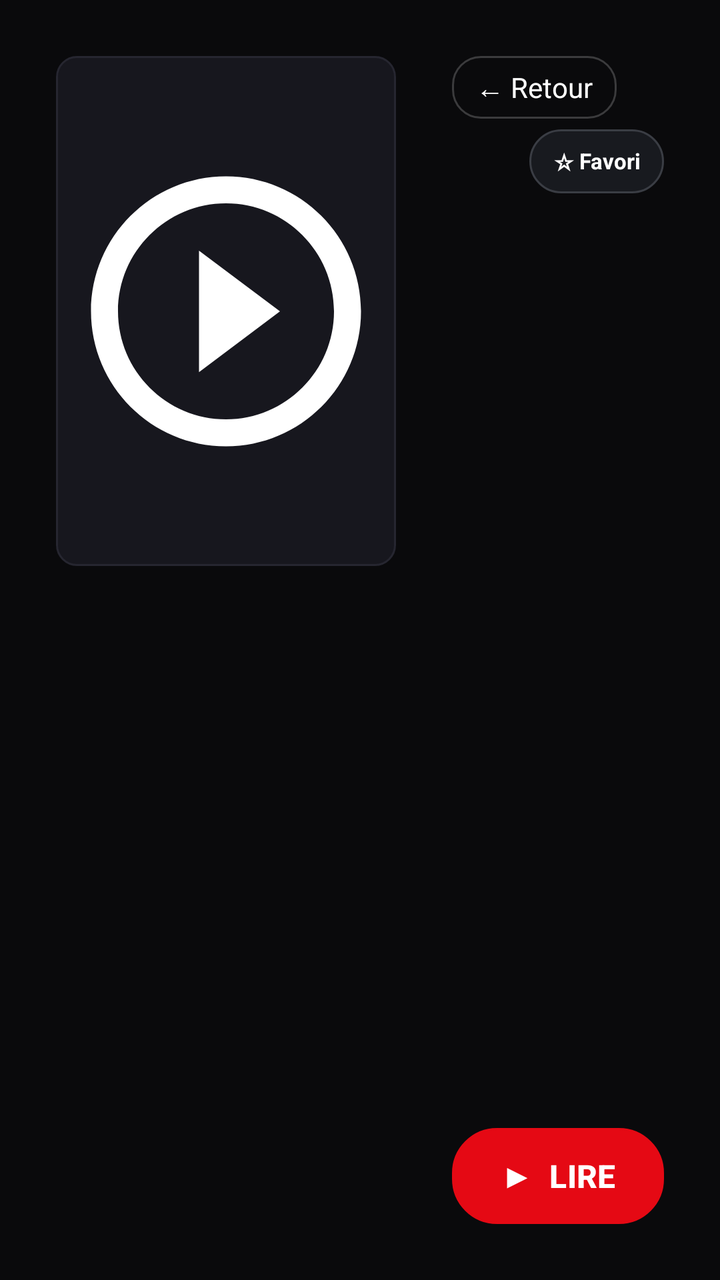
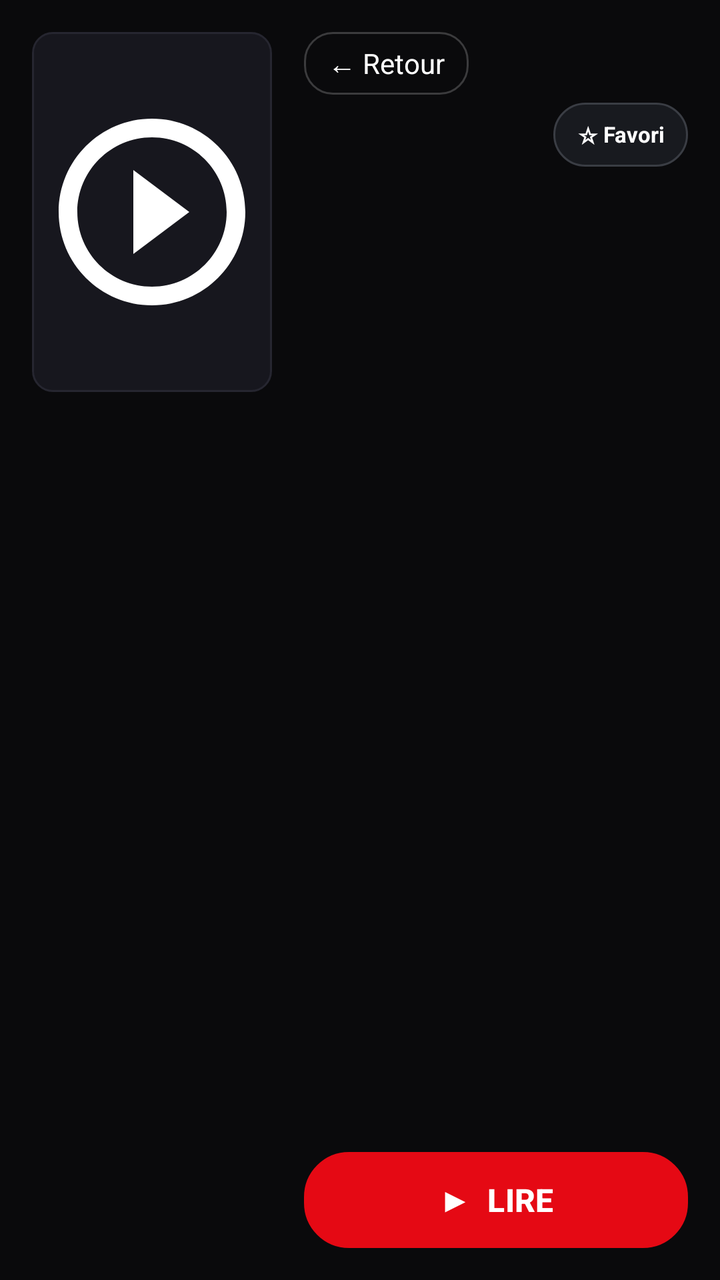

Two renders of the same Android screen: before a commit and after it. Below are the layout's source before the change and the commit's diff.
<!-- AndroidManifest.xml: application theme Theme.KZ -->
<!-- res/layout/activity_detail.xml -->
<?xml version="1.0" encoding="utf-8"?>
<LinearLayout xmlns:android="http://schemas.android.com/apk/res/android"
    android:layout_width="match_parent"
    android:layout_height="match_parent"
    android:orientation="horizontal"
    android:background="@color/bg"
    android:padding="28dp">

    
    <ImageView
        android:id="@+id/posterIv"
        android:layout_width="170dp"
        android:layout_height="255dp"
        android:scaleType="fitCenter"
        android:adjustViewBounds="true"
        android:background="@drawable/bg_tile"
        android:padding="4dp"
        android:src="@drawable/ic_movie" />

    
    <LinearLayout
        android:layout_width="0dp"
        android:layout_height="match_parent"
        android:layout_weight="1"
        android:orientation="vertical"
        android:layout_marginStart="28dp">

        <TextView
            android:id="@+id/backBtn"
            android:layout_width="wrap_content"
            android:layout_height="wrap_content"
            android:text="← Retour"
            android:textColor="@color/text"
            android:textSize="14sp"
            android:background="@drawable/bg_focus_chip"
            android:paddingStart="12dp"
            android:paddingEnd="12dp"
            android:paddingTop="6dp"
            android:paddingBottom="6dp"
            android:clickable="true"
            android:focusable="true" />

        <LinearLayout
            android:layout_width="match_parent"
            android:layout_height="wrap_content"
            android:orientation="horizontal"
            android:gravity="center_vertical"
            android:layout_marginTop="4dp">

            <TextView
                android:id="@+id/detailTitle"
                android:layout_width="0dp"
                android:layout_height="wrap_content"
                android:layout_weight="1"
                android:textColor="@color/text"
                android:textSize="26sp"
                android:textStyle="bold"
                android:maxLines="2"
                android:ellipsize="end" />

            <TextView
                android:id="@+id/favBtn"
                android:layout_width="wrap_content"
                android:layout_height="32dp"
                android:gravity="center"
                android:text="☆ Favori"
                android:textColor="@color/text"
                android:textStyle="bold"
                android:textSize="11sp"
                android:includeFontPadding="false"
                android:paddingStart="12dp"
                android:paddingEnd="12dp"
                android:background="@drawable/bg_fav_chip"
                android:focusable="true"
                android:clickable="true"
                android:layout_marginStart="12dp" />
        </LinearLayout>

        <TextView
            android:id="@+id/detailMeta"
            android:layout_width="match_parent"
            android:layout_height="wrap_content"
            android:textColor="@color/gold"
            android:textSize="14sp"
            android:layout_marginTop="6dp" />


        <ScrollView
            android:layout_width="match_parent"
            android:layout_height="0dp"
            android:layout_weight="1"
            android:layout_marginTop="14dp">

            <TextView
                android:id="@+id/detailDesc"
                android:layout_width="match_parent"
                android:layout_height="wrap_content"
                android:textColor="@color/muted"
                android:textSize="15sp"
                android:lineSpacingExtra="4dp" />
        </ScrollView>

        <ProgressBar
            android:id="@+id/detailProgress"
            android:layout_width="wrap_content"
            android:layout_height="wrap_content"
            android:layout_marginTop="10dp"
            android:visibility="gone" />

        <Button
            android:id="@+id/playBtn"
            android:layout_width="match_parent"
            android:layout_height="wrap_content"
            android:text="▶  LIRE"
            android:textColor="@color/text"
            android:textStyle="bold"
            android:textSize="16sp"
            android:background="@drawable/bg_button_focus"
            android:stateListAnimator="@null"
            android:focusable="true"
            android:clickable="true"
            android:layout_marginTop="14dp" />

    </LinearLayout>

</LinearLayout>
<!-- resources referenced by this layout -->
<resources>
  <color name="bg">#0A0A0C</color>
  <color name="gold">#FF5A36</color>
  <color name="muted">#9AA0A6</color>
  <color name="text">#FFFFFF</color>
  <!-- drawable bg_focus_chip (drawable) -->
  <?xml version="1.0" encoding="utf-8"?>
  <selector xmlns:android="http://schemas.android.com/apk/res/android">
      <item android:state_focused="true">
          <shape android:shape="rectangle">
              <solid android:color="#33E50914" />
              <corners android:radius="14dp" />
              <stroke android:width="2dp" android:color="@color/danger" />
          </shape>
      </item>
      <item android:state_pressed="true">
          <shape android:shape="rectangle">
              <solid android:color="@color/accent" />
              <corners android:radius="14dp" />
              <stroke android:width="2dp" android:color="@color/text" />
          </shape>
      </item>
      <item>
          <shape android:shape="rectangle">
              <solid android:color="@android:color/transparent" />
              <corners android:radius="14dp" />
              <stroke android:width="1dp" android:color="#33FFFFFF" />
          </shape>
      </item>
  </selector>
  <!-- drawable bg_tile (drawable) -->
  <?xml version="1.0" encoding="utf-8"?>
  <selector xmlns:android="http://schemas.android.com/apk/res/android">
      
      <item android:state_focused="true">
          <shape android:shape="rectangle">
              <solid android:color="@color/card" />
              <corners android:radius="10dp" />
              <stroke android:width="3dp" android:color="@color/accent" />
          </shape>
      </item>
      <item android:state_pressed="true">
          <shape android:shape="rectangle">
              <solid android:color="@color/card" />
              <corners android:radius="10dp" />
              <stroke android:width="3dp" android:color="@color/accent" />
          </shape>
      </item>
      
      <item>
          <shape android:shape="rectangle">
              <solid android:color="@color/card" />
              <corners android:radius="10dp" />
              <stroke android:width="1dp" android:color="@color/stroke" />
          </shape>
      </item>
  </selector>
  <!-- drawable ic_movie (drawable) -->
  <?xml version="1.0" encoding="utf-8"?>
  <vector xmlns:android="http://schemas.android.com/apk/res/android"
      android:width="24dp" android:height="24dp"
      android:viewportWidth="24" android:viewportHeight="24">
      <path android:fillColor="#FFFFFF" android:pathData="M10,16.5l6,-4.5 -6,-4.5v9zM12,2C6.48,2 2,6.48 2,12s4.48,10 10,10 10,-4.48 10,-10S17.52,2 12,2zM12,20c-4.41,0 -8,-3.59 -8,-8s3.59,-8 8,-8 8,3.59 8,8 -3.59,8 -8,8z" />
  </vector>
  <style name="Theme.KZ" parent="Theme.Material3.DayNight.NoActionBar">
          <item name="android:windowBackground">@color/bg</item>
          <item name="android:statusBarColor">@color/bg</item>
          <item name="android:navigationBarColor">@color/bg</item>
          <item name="colorPrimary">@color/accent</item>
          <item name="colorOnPrimary">@color/text</item>
      </style>
  <color name="accent">#E50914</color>
  <color name="danger">#FF3B4E</color>
  <color name="accent2">#B0060F</color>
  <color name="card">#17171E</color>
  <color name="stroke">#262630</color>
  <!-- unchanged entries left out for length: 2 -->
</resources>

<!-- the commit's change to res/layout/activity_detail.xml (unified diff, before → after) -->
@@ -4,32 +4,30 @@
     android:layout_height="match_parent"
     android:orientation="horizontal"
     android:background="@color/bg"
-    android:padding="28dp">
+    android:padding="@dimen/cl_detail_pad">
 
-    
     <ImageView
         android:id="@+id/posterIv"
-        android:layout_width="170dp"
-        android:layout_height="255dp"
+        android:layout_width="@dimen/cl_detail_poster_w"
+        android:layout_height="@dimen/cl_detail_poster_h"
         android:scaleType="fitCenter"
         android:adjustViewBounds="true"
         android:background="@drawable/bg_tile"
         android:padding="4dp"
         android:src="@drawable/ic_movie" />
 
-    
     <LinearLayout
         android:layout_width="0dp"
         android:layout_height="match_parent"
         android:layout_weight="1"
         android:orientation="vertical"
-        android:layout_marginStart="28dp">
+        android:layout_marginStart="@dimen/cl_detail_pad">
 
         <TextView
             android:id="@+id/backBtn"
             android:layout_width="wrap_content"
             android:layout_height="wrap_content"
-            android:text="← Retour"
+            android:text="\u2190 Retour"
             android:textColor="@color/text"
             android:textSize="14sp"
             android:background="@drawable/bg_focus_chip"
@@ -53,7 +51,7 @@
                 android:layout_height="wrap_content"
                 android:layout_weight="1"
                 android:textColor="@color/text"
-                android:textSize="26sp"
+                android:textSize="@dimen/cl_detail_title"
                 android:textStyle="bold"
                 android:maxLines="2"
                 android:ellipsize="end" />
@@ -63,7 +61,7 @@
                 android:layout_width="wrap_content"
                 android:layout_height="32dp"
                 android:gravity="center"
-                android:text="☆ Favori"
+                android:text="\u2606 Favori"
                 android:textColor="@color/text"
                 android:textStyle="bold"
                 android:textSize="11sp"
@@ -83,7 +81,6 @@
             android:textColor="@color/gold"
             android:textSize="14sp"
             android:layout_marginTop="6dp" />
-
 
         <ScrollView
             android:layout_width="match_parent"
@@ -111,7 +108,7 @@
             android:id="@+id/playBtn"
             android:layout_width="match_parent"
             android:layout_height="wrap_content"
-            android:text="▶  LIRE"
+            android:text="\u25B6  LIRE"
             android:textColor="@color/text"
             android:textStyle="bold"
             android:textSize="16sp"
<!-- resource entries referenced after the edit -->
@@ -4,6 +4,10 @@
   <color name="gold">#FF5A36</color>
   <color name="muted">#9AA0A6</color>
   <color name="text">#FFFFFF</color>
+  <dimen name="cl_detail_pad">16dp</dimen>
+  <dimen name="cl_detail_poster_h">180dp</dimen>
+  <dimen name="cl_detail_poster_w">120dp</dimen>
+  <dimen name="cl_detail_title">20sp</dimen>
   <!-- drawable bg_focus_chip (drawable) -->
   <?xml version="1.0" encoding="utf-8"?>
   <selector xmlns:android="http://schemas.android.com/apk/res/android">
